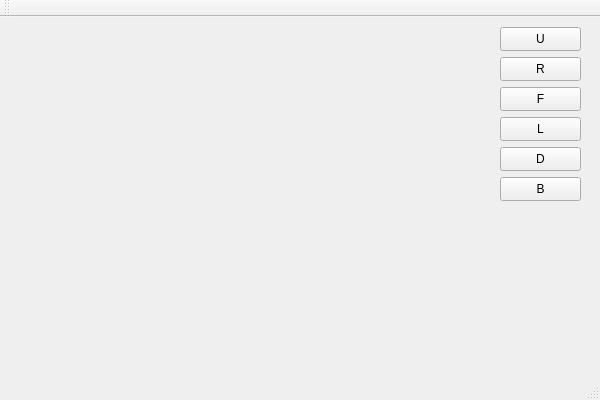
gaobaige63-bot/QtWidgetsApplication1, file QtWidgetsApplication1/QtWidgetsApplication1.ui: the form before one commit.
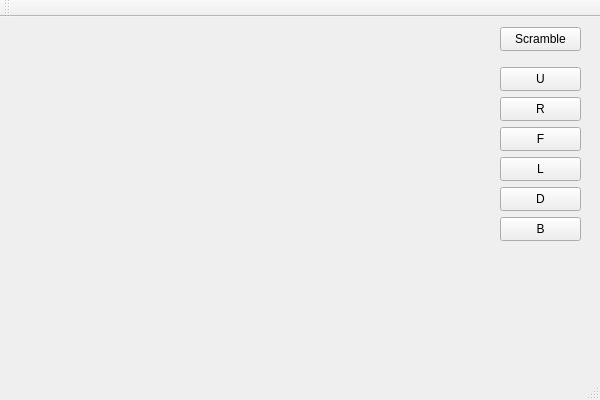
The form after the commit.

Commit message: 打乱 OK

What changed in the file:
```diff
--- a/QtWidgetsApplication1/QtWidgetsApplication1.ui
+++ b/QtWidgetsApplication1/QtWidgetsApplication1.ui
@@ -21,7 +21,7 @@
     <property name="geometry">
      <rect>
       <x>500</x>
-      <y>10</y>
+      <y>50</y>
       <width>81</width>
       <height>24</height>
      </rect>
@@ -34,7 +34,7 @@
     <property name="geometry">
      <rect>
       <x>500</x>
-      <y>40</y>
+      <y>80</y>
       <width>81</width>
       <height>24</height>
      </rect>
@@ -47,7 +47,7 @@
     <property name="geometry">
      <rect>
       <x>500</x>
-      <y>70</y>
+      <y>110</y>
       <width>81</width>
       <height>24</height>
      </rect>
@@ -60,7 +60,7 @@
     <property name="geometry">
      <rect>
       <x>500</x>
-      <y>100</y>
+      <y>140</y>
       <width>81</width>
       <height>24</height>
      </rect>
@@ -73,7 +73,7 @@
     <property name="geometry">
      <rect>
       <x>500</x>
-      <y>130</y>
+      <y>170</y>
       <width>81</width>
       <height>24</height>
      </rect>
@@ -86,7 +86,7 @@
     <property name="geometry">
      <rect>
       <x>500</x>
-      <y>160</y>
+      <y>200</y>
       <width>81</width>
       <height>24</height>
      </rect>
@@ -95,6 +95,19 @@
      <string>B</string>
     </property>
    </widget>
+   <widget class="QPushButton" name="btnScramble">
+    <property name="geometry">
+     <rect>
+      <x>500</x>
+      <y>10</y>
+      <width>81</width>
+      <height>24</height>
+     </rect>
+    </property>
+    <property name="text">
+     <string>Scramble</string>
+    </property>
+   </widget>
   </widget>
   <widget class="QMenuBar" name="menuBar">
    <property name="geometry">
```
The commit also changes 2 other files.
